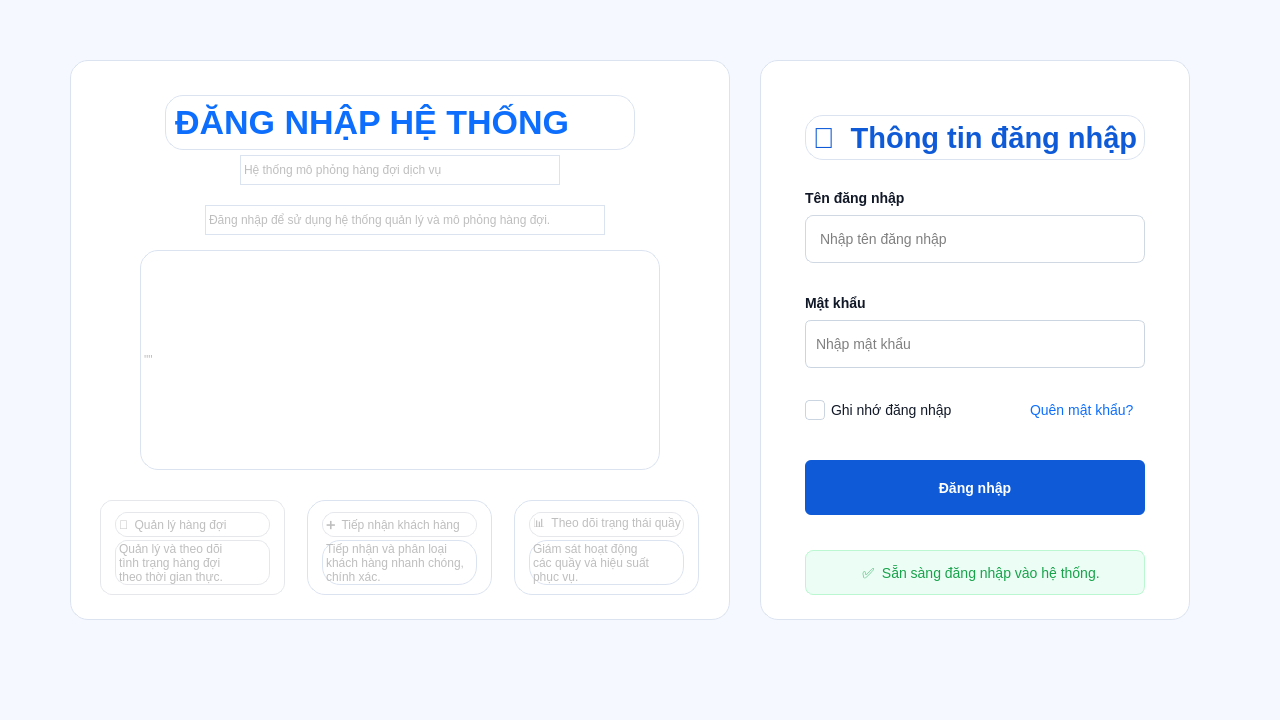
Qt form ui/login.ui (DangDan111/Nhom4_Hethongmophonghangdoidichvu) before a commit.
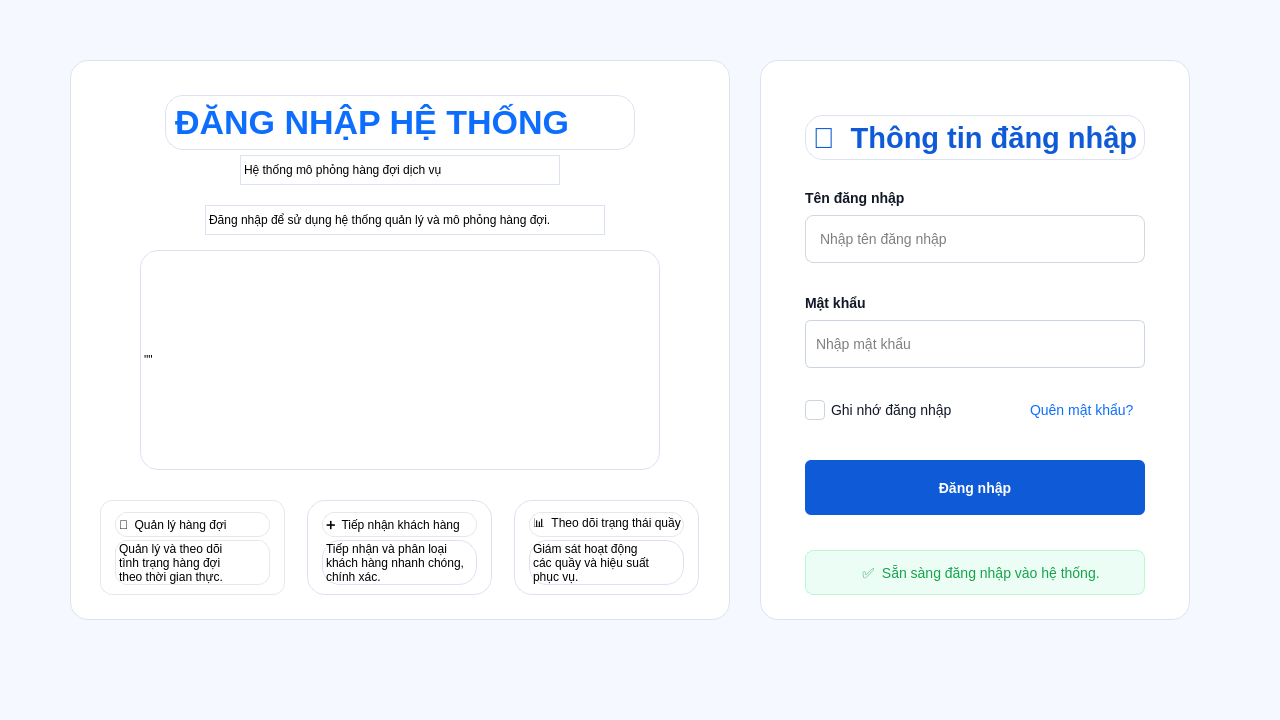
The same form after that commit.

Commit message: sua loi

```diff
--- a/ui/login.ui
+++ b/ui/login.ui
@@ -3,7 +3,7 @@
  <class>LoginForm</class>
  <widget class="QWidget" name="LoginForm">
   <property name="enabled">
-   <bool>false</bool>
+   <bool>true</bool>
   </property>
   <property name="geometry">
    <rect>
```
